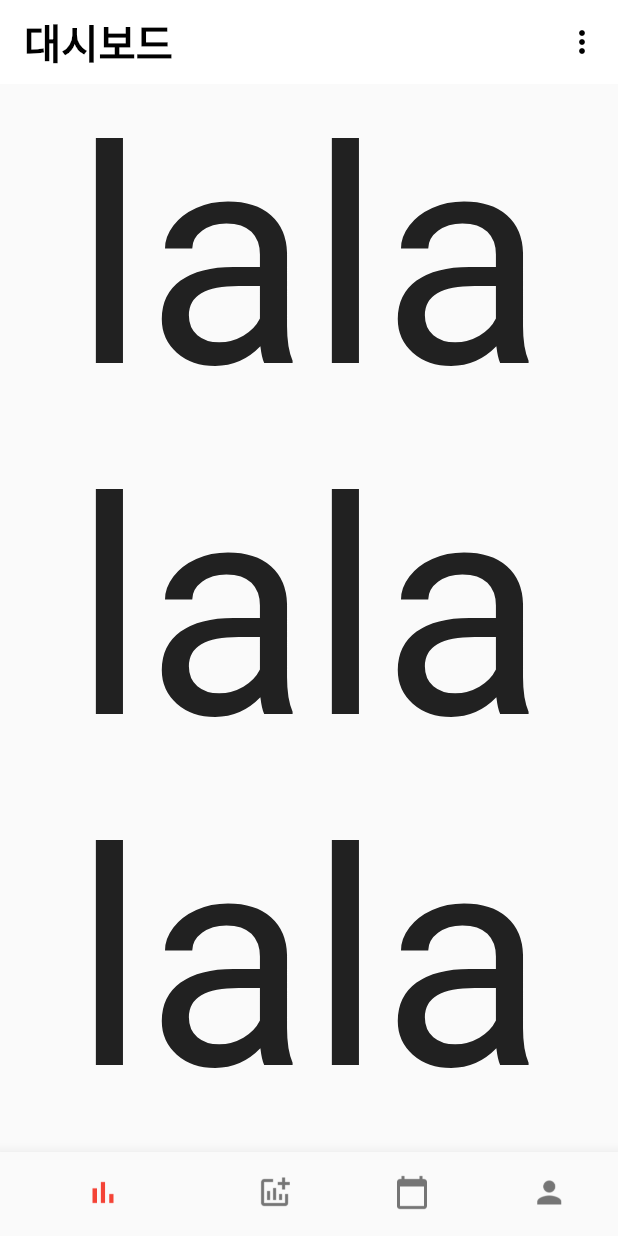
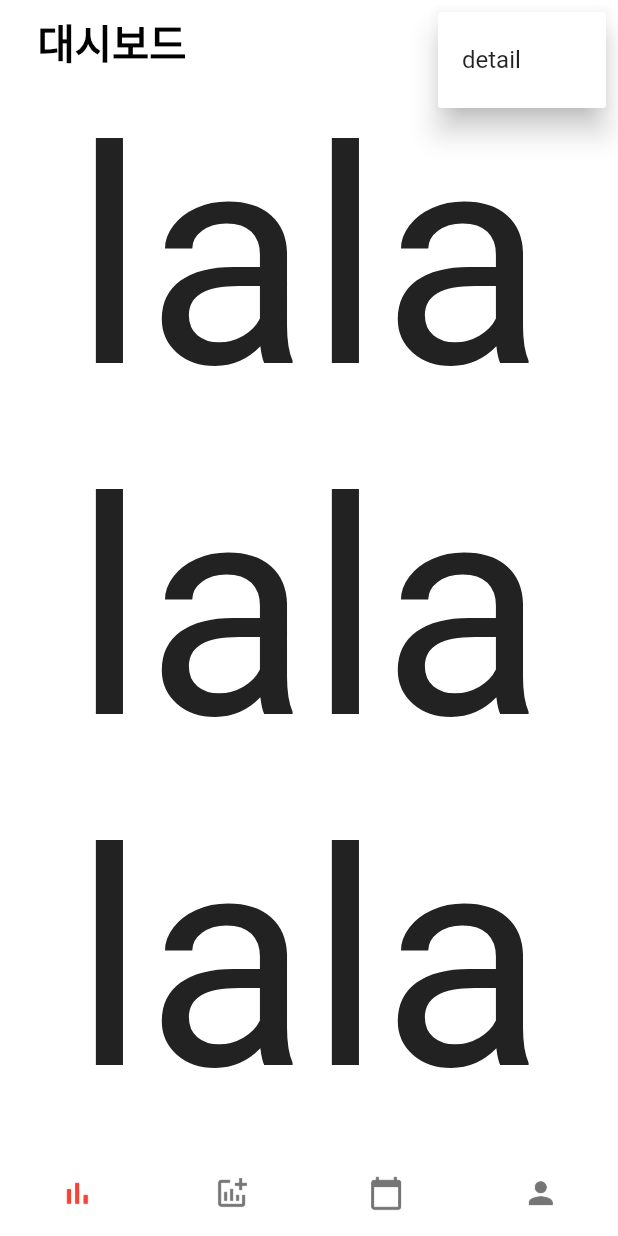
Before and after one commit to monthlyteam/monthly, a Flutter app: the screen it shows after launch, after a tap on the "more vert" icon, on a phone screen of 412 x 824 dp. Run offline on Flutter 3.47's test engine with Material 2 defaults, Android fonts, the phone set to English and light mode, and no system bars; Roboto replaces fonts that are missing (NanumGothic).

Commit message:
add padding in appbar, add popupmenu in appbar, change all backgroundcolor white, prevent buttomnavigationbar's item resize, remove buttom shadow

```diff
--- a/monthly/lib/main.dart
+++ b/monthly/lib/main.dart
@@ -33,29 +33,45 @@ class _DashBoardState extends State<DashBoard> {
   @override
   Widget build(BuildContext context) {
     return Scaffold(
+      backgroundColor: Colors.white,
       body: SafeArea(
         child: CustomScrollView(
           slivers: <Widget>[
             SliverAppBar(
+              titleSpacing: 0.0,
               centerTitle: false,
               actions: <Widget>[
-                new IconButton(
-                  icon: new Icon(
+                PopupMenuButton<String>(
+                  padding: EdgeInsets.symmetric(horizontal: 25.0),
+                  onSelected: (String sel) {
+                    setState(() {
+                      print(sel);
+                    });
+                  },
+                  itemBuilder: (BuildContext context) =>
+                      <PopupMenuEntry<String>>[
+                    const PopupMenuItem<String>(
+                      value: "detail",
+                      child: Text('detail'),
+                    ),
+                  ],
+                  icon: Icon(
                     Icons.more_vert,
                     color: Colors.black,
-                    size: 24,
+                    size: 24.0,
                   ),
-                  tooltip: 'more',
-                  onPressed: () => {},
                 ),
               ],
               elevation: 0.0,
-              title: Text(
-                "대시보드",
-                style: TextStyle(
-                    color: Colors.black,
-                    fontWeight: FontWeight.bold,
-                    fontSize: 27),
+              title: Padding(
+                padding: const EdgeInsets.symmetric(horizontal: 25.0),
+                child: Text(
+                  "대시보드",
+                  style: TextStyle(
+                      color: Colors.black,
+                      fontWeight: FontWeight.bold,
+                      fontSize: 27),
+                ),
               ),
               floating: true,
               backgroundColor: Colors.white,
@@ -85,6 +101,7 @@ class _DashBoardState extends State<DashBoard> {
         ),
       ),
       bottomNavigationBar: BottomNavigationBar(
+        backgroundColor: Colors.white,
         items: [
           new BottomNavigationBarItem(
             icon: new Image.asset(
@@ -119,10 +136,13 @@ class _DashBoardState extends State<DashBoard> {
             title: Text("Profile"),
           ),
         ],
+        elevation: 0.0,
+        type: BottomNavigationBarType.fixed,
         currentIndex: _selectedIndex,
         showSelectedLabels: false,
         showUnselectedLabels: false,
-        selectedItemColor: Colors.red,
+        selectedFontSize: 0.0,
+        unselectedFontSize: 0.0,
         onTap: _onItemTapped,
       ),
     );
```
